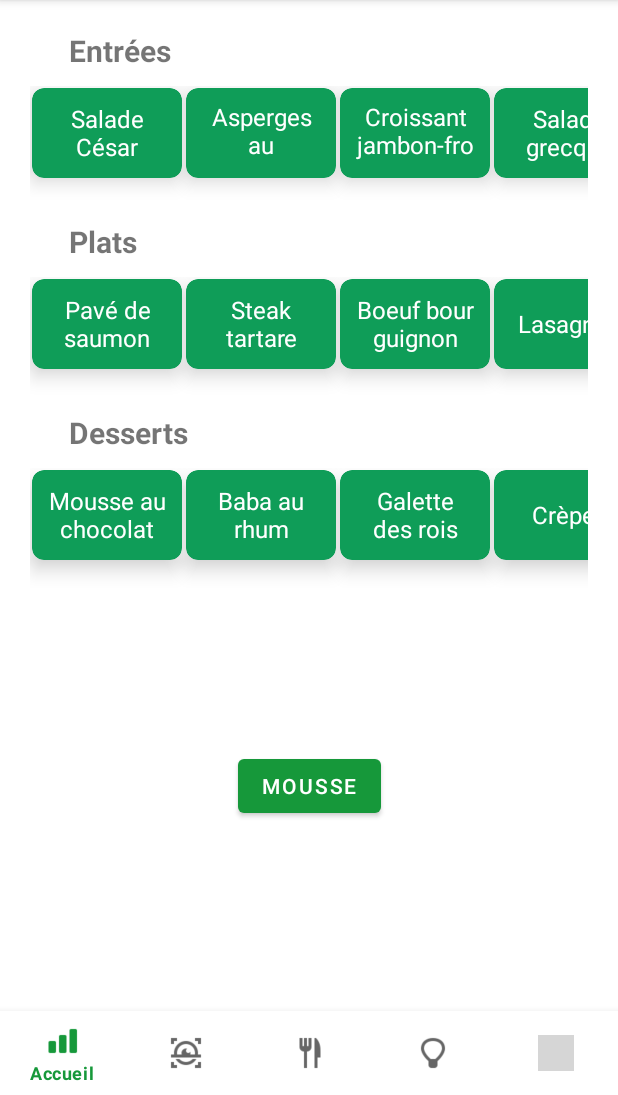
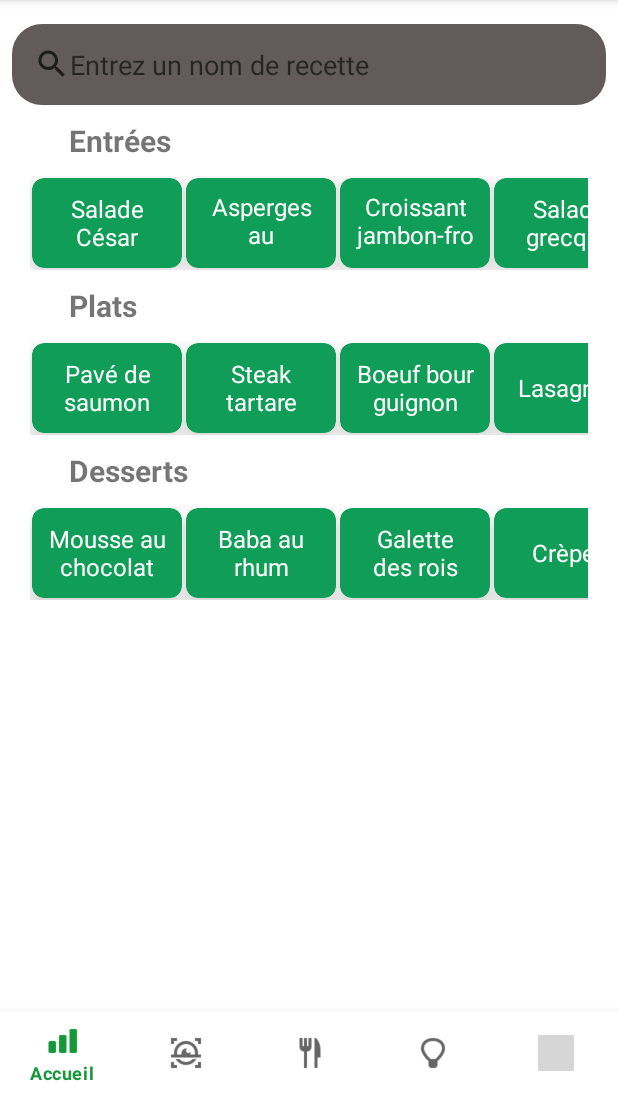
Before and after one commit to mbouteiller/StopSugar, an Android app: the fragment RecipeFragment placed in its activity, on a phone screen of 412 x 824 dp, the part 141-1236 px from its top. Run offline under Robolectric (Android 15) with nearby library versions, the phone set to English and light mode, and no system bars; grey boxes are pictures that could not be loaded.

Commit message:
Search for a recipe and return button

```diff
--- a/app/src/main/java/com/example/stopsugar/fragments/RecipeFragment.java
+++ b/app/src/main/java/com/example/stopsugar/fragments/RecipeFragment.java
@@ -1,10 +1,13 @@
 package com.example.stopsugar.fragments;
 
 import android.os.Bundle;
+import android.text.Editable;
+import android.text.TextWatcher;
 import android.view.LayoutInflater;
 import android.view.View;
 import android.view.ViewGroup;
 import android.widget.Button;
+import android.widget.EditText;
 
 import androidx.annotation.NonNull;
 import androidx.annotation.Nullable;
@@ -21,7 +24,6 @@ import java.util.ArrayList;
 public class RecipeFragment extends Fragment {
 
     private View rootView;
-    private Button buttonChoco;
 
     private RecyclerView recyclerViewDeserts, recyclerViewStarters, recyclerViewMeals;
     ArrayList<String> deserts, meals, starters;
@@ -30,15 +32,10 @@ public class RecipeFragment extends Fragment {
     RecipeAdapter recipeAdapterDeserts, recipeAdapterMeals, recipeAdapterStarters;
     LinearLayoutManager HorizontalLayoutDeserts, HorizontalLayoutMeals, HorizontalLayoutStarters;
 
-    SelectRecipeFragment selectRecipeFragment = new SelectRecipeFragment();
-
     @Nullable
     @Override
     public View onCreateView(@NonNull LayoutInflater inflater, @Nullable ViewGroup container, @Nullable Bundle savedInstanceState) {
         rootView = inflater.inflate(R.layout.fragment_recipes, container, false);
-
-        buttonChoco =rootView.findViewById(R.id.buttonChoco);
-        buttonChoco.setOnClickListener(chocoClick);
 
         recyclerViewStarters = rootView.findViewById(R.id.starterRecycler);
         recyclerViewMeals = rootView.findViewById(R.id.mealRecycler);
@@ -77,20 +74,55 @@ public class RecipeFragment extends Fragment {
         recyclerViewMeals.setAdapter(recipeAdapterMeals);
         recyclerViewDeserts.setAdapter(recipeAdapterDeserts);
 
+        setSearchBarListener();
+
         return rootView;
     }
 
-    public View.OnClickListener chocoClick = new View.OnClickListener() {
-        @Override
-        public void onClick(View v) {
-            selectRecipe();
+    private void setSearchBarListener(){
+        EditText searchPrograms = rootView.findViewById(R.id.recipes_search_bar);
+        searchPrograms.addTextChangedListener(new TextWatcher() {
+            @Override
+            public void beforeTextChanged(CharSequence s, int i, int i1, int i2) {
+
+            }
+
+            @Override
+            public void onTextChanged(CharSequence s, int i, int i1, int i2) {
+
+            }
+
+            @Override
+            public void afterTextChanged(Editable s) {
+                filter(s.toString());
+            }
+        });
+    }
+
+    private void filter(String text) {
+        ArrayList<String> filteredStarter = new ArrayList<>();
+        ArrayList<String> filteredMeal = new ArrayList<>();
+        ArrayList<String> filteredDesert = new ArrayList<>();
+
+        for (String starter : starters) {
+            if (starter.toLowerCase().contains(text.toLowerCase())) {
+                filteredStarter.add(starter);
+            }
         }
-    };
+        for (String meal : meals) {
+            if (meal.toLowerCase().contains(text.toLowerCase())) {
+                filteredMeal.add(meal);
+            }
+        }
+        for (String desert : deserts) {
+            if (desert.toLowerCase().contains(text.toLowerCase())) {
+                filteredDesert.add(desert);
+            }
+        }
+        recipeAdapterStarters.filterList(filteredStarter);
+        recipeAdapterMeals.filterList(filteredMeal);
+        recipeAdapterDeserts.filterList(filteredDesert);
 
-    public void selectRecipe() {
-        FragmentChangeListener fc = (FragmentChangeListener) getActivity();
-        assert fc != null;
-        fc.replaceFragment(selectRecipeFragment);
     }
 
     public void AddItemsToRecyclerViewArrayList()
--- a/app/src/main/java/com/example/stopsugar/fragments/SelectRecipeFragment.java
+++ b/app/src/main/java/com/example/stopsugar/fragments/SelectRecipeFragment.java
@@ -5,6 +5,8 @@ import android.view.LayoutInflater;
 import android.view.View;
 import android.view.ViewGroup;
 import android.widget.Adapter;
+import android.widget.Button;
+import android.widget.ImageView;
 
 import androidx.annotation.NonNull;
 import androidx.annotation.Nullable;
@@ -13,6 +15,7 @@ import androidx.recyclerview.widget.DividerItemDecoration;
 import androidx.recyclerview.widget.LinearLayoutManager;
 import androidx.recyclerview.widget.RecyclerView;
 
+import com.example.stopsugar.FragmentChangeListener;
 import com.example.stopsugar.R;
 import com.example.stopsugar.fragments.SelectedRecipeManagement.IngredientsAdapter;
 import com.example.stopsugar.fragments.SelectedRecipeManagement.PreparationAdapter;
@@ -23,10 +26,15 @@ public class SelectRecipeFragment extends Fragment {
 
     private View rootView;
 
+    RecipeFragment recipeFragment = new RecipeFragment();
+
     @Nullable
     @Override
     public View onCreateView(@NonNull LayoutInflater inflater, @Nullable ViewGroup container, @Nullable Bundle savedInstanceState) {
         rootView = inflater.inflate(R.layout.fragment_recipe, container, false);
+
+        ImageView returnButton = rootView.findViewById(R.id.recipe_return);
+        returnButton.setOnClickListener(returnClick);
 
         configureRecyclerView();
         return rootView;
@@ -55,4 +63,17 @@ public class SelectRecipeFragment extends Fragment {
         PreparationAdapter preparationAdapter = new PreparationAdapter(this.getContext(), steps);
         recyclerViewPreparation.setAdapter(preparationAdapter);
     }
+
+    public View.OnClickListener returnClick = new View.OnClickListener() {
+        @Override
+        public void onClick(View v) {
+            returnToRecipeSelection();
+        }
+    };
+
+    public void returnToRecipeSelection() {
+        FragmentChangeListener fc = (FragmentChangeListener) getActivity();
+        assert fc != null;
+        fc.replaceFragment(recipeFragment);
+    }
 }
--- /dev/null
+++ b/app/src/main/res/drawable-v24/search_bar_bg.xml
@@ -0,0 +1,9 @@
+<?xml version="1.0" encoding="utf-8"?>
+<shape xmlns:android="http://schemas.android.com/apk/res/android">
+    <solid android:color="#635A5A"/>
+    <corners android:radius="20dp"/>
+    <padding android:left="15dp"
+        android:bottom="15dp"
+        android:right="15dp"
+        android:top="15dp"/>
+</shape>
--- /dev/null
+++ b/app/src/main/res/drawable-v24/search_icon.xml
@@ -0,0 +1,10 @@
+<vector xmlns:android="http://schemas.android.com/apk/res/android"
+    android:width="24dp"
+    android:height="24dp"
+    android:viewportWidth="24"
+    android:viewportHeight="24"
+    android:tint="?attr/colorControlNormal">
+  <path
+      android:fillColor="@android:color/white"
+      android:pathData="M15.5,14h-0.79l-0.28,-0.27C15.41,12.59 16,11.11 16,9.5 16,5.91 13.09,3 9.5,3S3,5.91 3,9.5 5.91,16 9.5,16c1.61,0 3.09,-0.59 4.23,-1.57l0.27,0.28v0.79l5,4.99L20.49,19l-4.99,-5zM9.5,14C7.01,14 5,11.99 5,9.5S7.01,5 9.5,5 14,7.01 14,9.5 11.99,14 9.5,14z"/>
+</vector>
--- a/app/src/main/res/layout/fragment_recipe.xml
+++ b/app/src/main/res/layout/fragment_recipe.xml
@@ -20,7 +20,7 @@
         app:layout_constraintTop_toTopOf="parent" />
 
     <ImageView
-        android:id="@+id/imageView3"
+        android:id="@+id/recipe_return"
         android:layout_width="40dp"
         android:layout_height="40dp"
         android:layout_marginTop="26dp"
@@ -37,7 +37,7 @@
         android:textSize="16sp"
         app:layout_constraintEnd_toStartOf="@+id/imageView4"
         app:layout_constraintStart_toStartOf="parent"
-        app:layout_constraintTop_toBottomOf="@+id/imageView3" />
+        app:layout_constraintTop_toBottomOf="@+id/recipe_return" />
 
     <ImageView
         android:id="@+id/imageView4"
--- a/app/src/main/res/layout/fragment_recipes.xml
+++ b/app/src/main/res/layout/fragment_recipes.xml
@@ -5,23 +5,40 @@
     android:layout_width="match_parent"
     android:layout_height="match_parent">
 
+    <EditText
+        android:id="@+id/recipes_search_bar"
+        android:layout_width="0dp"
+        android:layout_height="wrap_content"
+        android:layout_marginStart="8dp"
+        android:layout_marginTop="16dp"
+        android:layout_marginEnd="8dp"
+        android:background="@drawable/search_bar_bg"
+        android:drawableStart="@drawable/search_icon"
+        android:drawableTint="#1C1C1C"
+        android:hint="Entrez un nom de recette"
+        android:inputType="text"
+        android:textColor="#1C1C1C"
+        app:layout_constraintEnd_toEndOf="parent"
+        app:layout_constraintStart_toStartOf="parent"
+        app:layout_constraintTop_toTopOf="parent" />
+
     <TextView
         android:id="@+id/textView13"
         android:layout_width="100dp"
         android:layout_height="wrap_content"
         android:layout_marginStart="-220dp"
-        android:layout_marginTop="20dp"
+        android:layout_marginTop="10dp"
         android:text="Entrées"
         android:textSize="20sp"
         android:textStyle="bold"
         app:layout_constraintEnd_toEndOf="parent"
         app:layout_constraintStart_toStartOf="parent"
-        app:layout_constraintTop_toTopOf="parent" />
+        app:layout_constraintTop_toBottomOf="@+id/recipes_search_bar" />
 
     <androidx.recyclerview.widget.RecyclerView
         android:id="@+id/starterRecycler"
         android:layout_width="match_parent"
-        android:layout_height="80dp"
+        android:layout_height="wrap_content"
         android:layout_marginStart="20dp"
         android:layout_marginTop="10dp"
         android:layout_marginEnd="20dp"
@@ -46,7 +63,7 @@
     <androidx.recyclerview.widget.RecyclerView
         android:id="@+id/mealRecycler"
         android:layout_width="match_parent"
-        android:layout_height="80dp"
+        android:layout_height="wrap_content"
         android:layout_marginStart="20dp"
         android:layout_marginTop="10dp"
         android:layout_marginEnd="20dp"
@@ -70,7 +87,7 @@
     <androidx.recyclerview.widget.RecyclerView
         android:id="@+id/desertRecycler"
         android:layout_width="match_parent"
-        android:layout_height="80dp"
+        android:layout_height="wrap_content"
         android:layout_marginStart="20dp"
         android:layout_marginTop="10dp"
         android:layout_marginEnd="20dp"
@@ -78,13 +95,4 @@
         app:layout_constraintStart_toStartOf="parent"
         app:layout_constraintTop_toBottomOf="@+id/textView12" />
 
-    <Button
-        android:id="@+id/buttonChoco"
-        android:layout_width="wrap_content"
-        android:layout_height="wrap_content"
-        android:layout_marginTop="500dp"
-        android:text="Mousse"
-        app:layout_constraintEnd_toEndOf="parent"
-        app:layout_constraintStart_toStartOf="parent"
-        app:layout_constraintTop_toTopOf="parent" />
 </androidx.constraintlayout.widget.ConstraintLayout>
```
Also changed, not shown: app/src/main/java/com/example/stopsugar/fragments/RecipesManagement/RecipeAdapter.java (+8 -0 lines).
